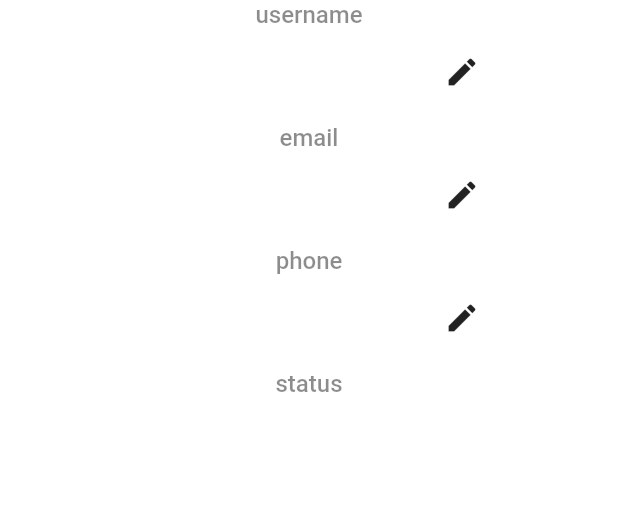
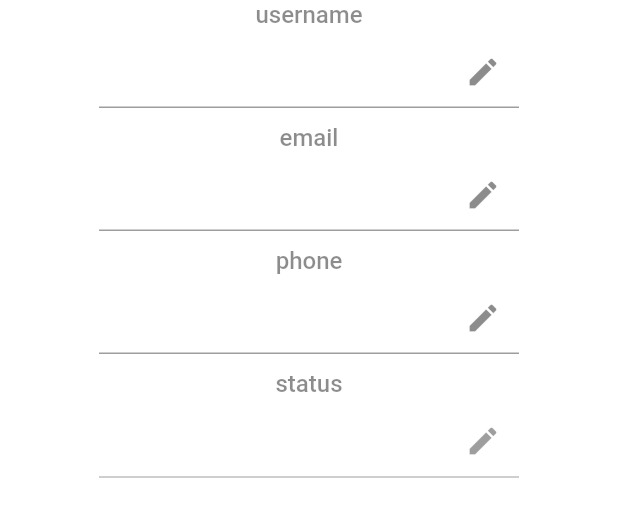
Before and after one commit to Florataba/florataba-mobile-app, a Flutter app: what userInfo() shows on an empty page, opened directly with empty values, on a phone screen of 412 x 824 dp. Shown: the top 517 px of the screen. Run offline on Flutter 3.47's test engine with Material 2 defaults, Android fonts, the phone set to English and light mode, and no system bars; our stand-ins replace bloc, flutter_bloc, flutter_redux, flutter_secure_storage, redux; missing offline and left inert: avatars; accounts and stored records are empty; network calls fail.

Commit message:
edited profile and added bloc

```diff
--- a/lib/components/profile/components/custom_btn.dart
+++ b/lib/components/profile/components/custom_btn.dart
@@ -27,7 +27,7 @@ class ProfileButtonWithBox extends StatelessWidget {
                 blurRadius: 5,
               ),
             ],
-            color: const Color.fromRGBO(12, 33, 193, 1),
+            color:  Colors.black,
             borderRadius: BorderRadius.circular(28),
           ),
           child: Align(
--- a/lib/components/profile/components/user_info.dart
+++ b/lib/components/profile/components/user_info.dart
@@ -4,45 +4,44 @@ import 'package:flutter/material.dart';
 Widget userInfo(String username, String email, String phone, String status) {
   return Column(
     children: [
-      editableInfoField("username", username),
+      editableInfoField("username", username, true),
       const SizedBox(height: 10),
-      editableInfoField("email", email),
+      editableInfoField("email", email, true),
       const SizedBox(height: 10),
-      editableInfoField("phone", phone),
+      editableInfoField("phone", phone, true),
       const SizedBox(height: 10),
-      nonEditableInfoField("status", status),
+      editableInfoField("status", status, false),
     ],
   );
 }
 
-Widget nonEditableInfoField(String label, String value) {
-  return Column(
+Widget editableInfoField(String label, String value, bool enabled) {
+  return Container(
+    child: Column(
       children: [
         StyledText(label, 16.0, FontWeight.w500, Colors.black45),
         const SizedBox(height: 5),
-      StyledText(value, 20.0, FontWeight.w500, Colors.black),
-    ],
-  );
-}
-
-Widget editableInfoField(String label, String value) {
-  return Column(
-    // mainAxisAlignment: MainAxisAlignment.spaceEvenly,
+        Center(
+          child: Row(
             children: [
-      StyledText(label, 16.0, FontWeight.w500, Colors.black45),
-      const SizedBox(height: 5),
+              const Spacer(),
               Container(
-        // can kill some phones cause of resolution
-        margin: const EdgeInsets.symmetric(horizontal: 80.0),
-        child: Row(
-          mainAxisAlignment: MainAxisAlignment.spaceBetween,
-          children: [
-            StyledText(value, 20.0, FontWeight.w500, Colors.black),
-            const SizedBox(width: 15),
-            IconButton(onPressed: () => {}, icon: const Icon(Icons.edit))
+                width: 280,
+                child: TextFormField(
+                  enabled: enabled,
+                  decoration: InputDecoration(
+                      suffixIcon: IconButton(
+                    onPressed: () => {},
+                    icon: const Icon(Icons.edit, size: 24),
+                  )),
+                  initialValue: value,
+                ),
+              ),
+              const Spacer(),
             ],
           ),
         ),
       ],
+    ),
   );
 }
--- a/lib/main.dart
+++ b/lib/main.dart
@@ -73,13 +73,13 @@ class MyHomePage extends StatelessWidget {
           scaffoldBackgroundColor: Colors.white,
         ),
         debugShowCheckedModeBanner: false,
-        initialRoute: isLogged ? "/home" : "/login",
+        initialRoute:  "/home",
         routes: {
           '/login': (context) => const LoginView(),
           '/registration': (context) => const RegistrationView(),
           '/home': (context) => const CatalogView(),
           '/cart': (context) => const CartView(),
-          '/profile':(context) => const ProfileView(),
+          '/profile':(context) => ProfileView(),
           '/payment': (context) => const PaymentView(),
         });
   }
```
Also changed, not shown: lib/blocs/profile_bloc/profile_bloc.dart (added, +19 -0 lines), lib/blocs/profile_bloc/profile_event.dart (added, +19 -0 lines), lib/blocs/profile_bloc/profile_state.dart (added, +27 -0 lines), lib/blocs/text_edit_bloc/text_bloc.dart (added, +38 -0 lines), lib/components/profile/profile_view.dart (+20 -6 lines). Lines whose indentation alone changed are shown as unchanged.
